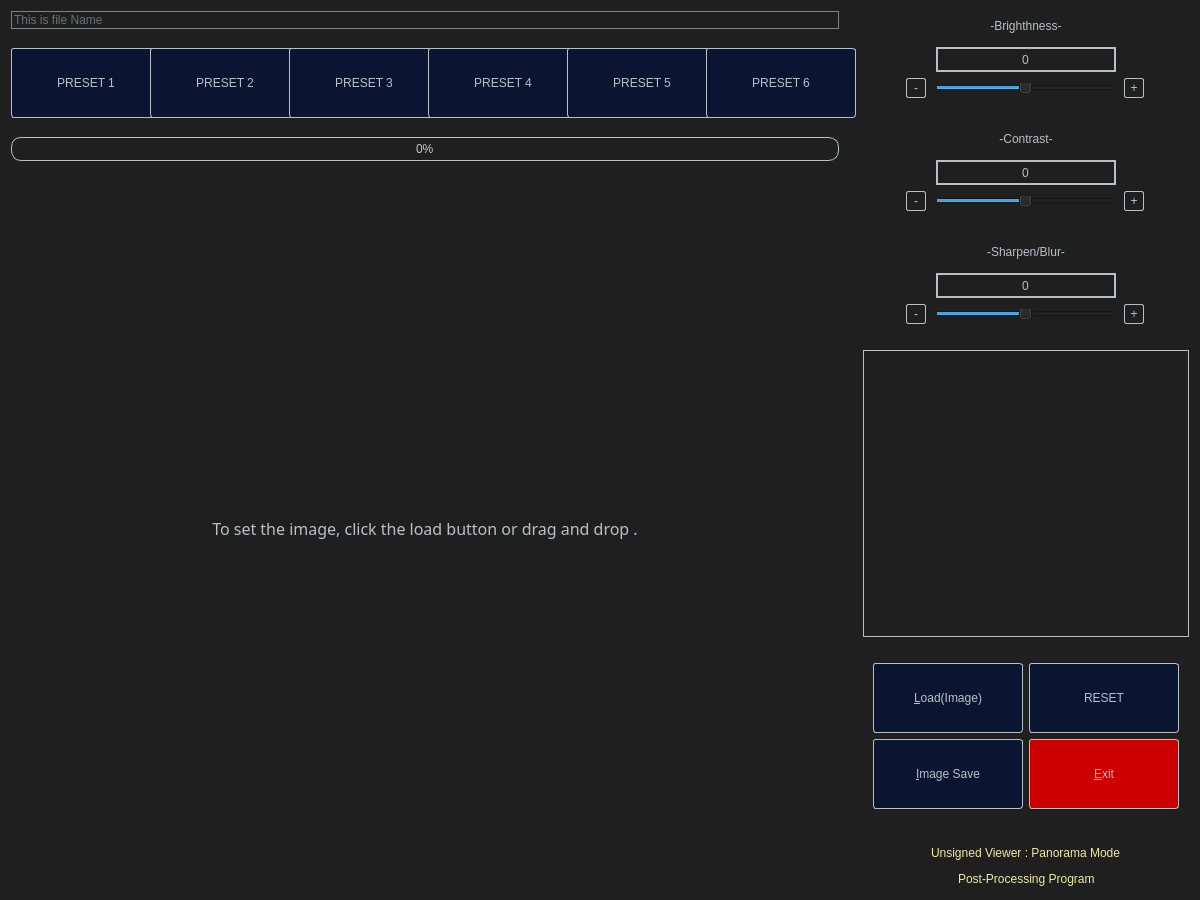
Old version of the form TeamUnsigned/panoramaform.ui in the repository jshs214/Qt_Dental_ImageProcessing_SW.
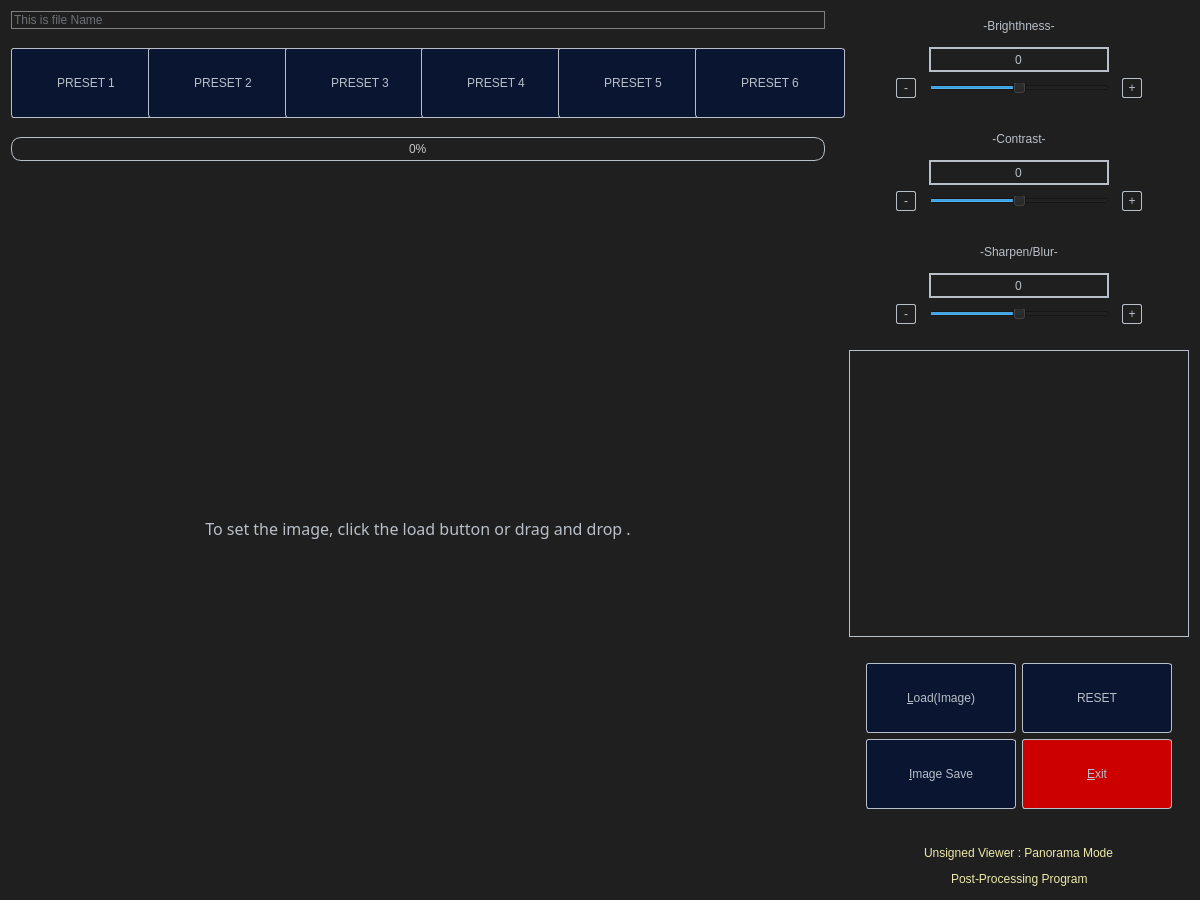
New version of the form. Icons and pictures are not drawn.

Patch:
```diff
--- a/TeamUnsigned/panoramaform.ui
+++ b/TeamUnsigned/panoramaform.ui
@@ -1272,9 +1272,15 @@
        </item>
        <item>
         <widget class="QLabel" name="panoImgLabel">
+         <property name="sizePolicy">
+          <sizepolicy hsizetype="Preferred" vsizetype="Preferred">
+           <horstretch>0</horstretch>
+           <verstretch>0</verstretch>
+          </sizepolicy>
+         </property>
          <property name="minimumSize">
           <size>
-           <width>0</width>
+           <width>340</width>
            <height>287</height>
           </size>
          </property>
```
Left out of the diff: 4 changed lines with no effect on the pictures.
